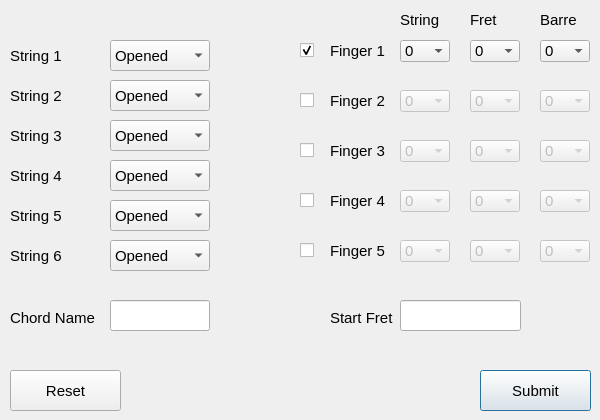
This is src/main_page.ui in Ziro72/GuitarUp as Qt 5 draws it before an edit. The edited form follows.
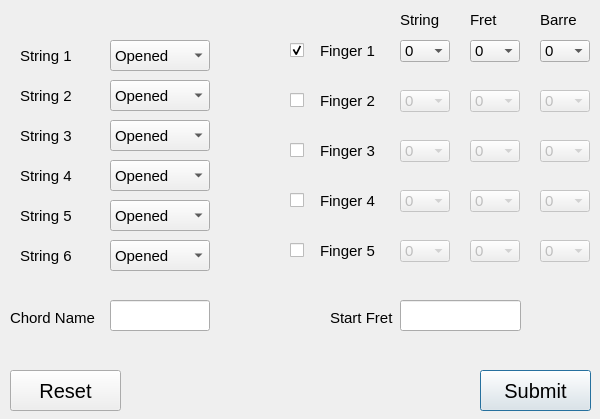
This is the edited form.

Commit message: Interface group fix1

What changed in the file:
```diff
--- a/src/main_page.ui
+++ b/src/main_page.ui
@@ -10,11 +10,19 @@
     <x>0</x>
     <y>0</y>
     <width>600</width>
-    <height>420</height>
+    <height>419</height>
    </rect>
   </property>
+  <property name="font">
+   <font>
+    <pointsize>11</pointsize>
+   </font>
+  </property>
   <property name="windowTitle">
-   <string>Dialog</string>
+   <string>Chord Drawer</string>
+  </property>
+  <property name="sizeGripEnabled">
+   <bool>false</bool>
   </property>
   <widget class="QPushButton" name="submitButton">
    <property name="geometry">
@@ -27,7 +35,9 @@
    </property>
    <property name="font">
     <font>
-     <pointsize>11</pointsize>
+     <pointsize>15</pointsize>
+     <weight>50</weight>
+     <bold>false</bold>
     </font>
    </property>
    <property name="text">
@@ -45,7 +55,7 @@
    </property>
    <property name="font">
     <font>
-     <pointsize>11</pointsize>
+     <pointsize>15</pointsize>
     </font>
    </property>
    <property name="text">
@@ -82,24 +92,6 @@
     </property>
    </item>
   </widget>
-  <widget class="QLabel" name="label">
-   <property name="geometry">
-    <rect>
-     <x>10</x>
-     <y>40</y>
-     <width>60</width>
-     <height>31</height>
-    </rect>
-   </property>
-   <property name="font">
-    <font>
-     <pointsize>11</pointsize>
-    </font>
-   </property>
-   <property name="text">
-    <string>String 1</string>
-   </property>
-  </widget>
   <widget class="QComboBox" name="string2">
    <property name="geometry">
     <rect>
@@ -130,42 +122,6 @@
     </property>
    </item>
   </widget>
-  <widget class="QLabel" name="label_2">
-   <property name="geometry">
-    <rect>
-     <x>10</x>
-     <y>80</y>
-     <width>60</width>
-     <height>31</height>
-    </rect>
-   </property>
-   <property name="font">
-    <font>
-     <pointsize>11</pointsize>
-    </font>
-   </property>
-   <property name="text">
-    <string>String 2</string>
-   </property>
-  </widget>
-  <widget class="QLabel" name="label_3">
-   <property name="geometry">
-    <rect>
-     <x>10</x>
-     <y>120</y>
-     <width>60</width>
-     <height>31</height>
-    </rect>
-   </property>
-   <property name="font">
-    <font>
-     <pointsize>11</pointsize>
-    </font>
-   </property>
-   <property name="text">
-    <string>String 3</string>
-   </property>
-  </widget>
   <widget class="QComboBox" name="string3">
    <property name="geometry">
     <rect>
@@ -226,24 +182,6 @@
     </property>
    </item>
   </widget>
-  <widget class="QLabel" name="label_4">
-   <property name="geometry">
-    <rect>
-     <x>10</x>
-     <y>160</y>
-     <width>60</width>
-     <height>31</height>
-    </rect>
-   </property>
-   <property name="font">
-    <font>
-     <pointsize>11</pointsize>
-    </font>
-   </property>
-   <property name="text">
-    <string>String 4</string>
-   </property>
-  </widget>
   <widget class="QComboBox" name="string5">
    <property name="geometry">
     <rect>
@@ -274,24 +212,6 @@
     </property>
    </item>
   </widget>
-  <widget class="QLabel" name="label_5">
-   <property name="geometry">
-    <rect>
-     <x>10</x>
-     <y>200</y>
-     <width>60</width>
-     <height>31</height>
-    </rect>
-   </property>
-   <property name="font">
-    <font>
-     <pointsize>11</pointsize>
-    </font>
-   </property>
-   <property name="text">
-    <string>String 5</string>
-   </property>
-  </widget>
   <widget class="QComboBox" name="string6">
    <property name="geometry">
     <rect>
@@ -322,42 +242,6 @@
     </property>
    </item>
   </widget>
-  <widget class="QLabel" name="label_6">
-   <property name="geometry">
-    <rect>
-     <x>10</x>
-     <y>240</y>
-     <width>60</width>
-     <height>31</height>
-    </rect>
-   </property>
-   <property name="font">
-    <font>
-     <pointsize>11</pointsize>
-    </font>
-   </property>
-   <property name="text">
-    <string>String 6</string>
-   </property>
-  </widget>
-  <widget class="QLabel" name="label_7">
-   <property name="geometry">
-    <rect>
-     <x>330</x>
-     <y>40</y>
-     <width>60</width>
-     <height>21</height>
-    </rect>
-   </property>
-   <property name="font">
-    <font>
-     <pointsize>11</pointsize>
-    </font>
-   </property>
-   <property name="text">
-    <string>Finger 1</string>
-   </property>
-  </widget>
   <widget class="QComboBox" name="chooseString1">
    <property name="geometry">
     <rect>
@@ -599,27 +483,6 @@
     </property>
    </item>
   </widget>
-  <widget class="QLabel" name="label_8">
-   <property name="enabled">
-    <bool>true</bool>
-   </property>
-   <property name="geometry">
-    <rect>
-     <x>330</x>
-     <y>90</y>
-     <width>60</width>
-     <height>21</height>
-    </rect>
-   </property>
-   <property name="font">
-    <font>
-     <pointsize>11</pointsize>
-    </font>
-   </property>
-   <property name="text">
-    <string>Finger 2</string>
-   </property>
-  </widget>
   <widget class="QComboBox" name="chooseBarreLen2">
    <property name="enabled">
     <bool>false</bool>
@@ -769,27 +632,6 @@
     </property>
    </item>
   </widget>
-  <widget class="QLabel" name="label_9">
-   <property name="enabled">
-    <bool>true</bool>
-   </property>
-   <property name="geometry">
-    <rect>
-     <x>330</x>
-     <y>140</y>
-     <width>60</width>
-     <height>21</height>
-    </rect>
-   </property>
-   <property name="font">
-    <font>
-     <pointsize>11</pointsize>
-    </font>
-   </property>
-   <property name="text">
-    <string>Finger 3</string>
-   </property>
-  </widget>
   <widget class="QComboBox" name="chooseBarreLen3">
    <property name="enabled">
     <bool>false</bool>
@@ -939,27 +781,6 @@
     </property>
    </item>
   </widget>
-  <widget class="QLabel" name="label_10">
-   <property name="enabled">
-    <bool>true</bool>
-   </property>
-   <property name="geometry">
-    <rect>
-     <x>330</x>
-     <y>190</y>
-     <width>60</width>
-     <height>21</height>
-    </rect>
-   </property>
-   <property name="font">
-    <font>
-     <pointsize>11</pointsize>
-    </font>
-   </property>
-   <property name="text">
-    <string>Finger 4</string>
-   </property>
-  </widget>
   <widget class="QComboBox" name="chooseBarreLen4">
    <property name="enabled">
     <bool>false</bool>
@@ -1109,27 +930,6 @@
     </property>
    </item>
   </widget>
-  <widget class="QLabel" name="label_11">
-   <property name="enabled">
-    <bool>true</bool>
-   </property>
-   <property name="geometry">
-    <rect>
-     <x>330</x>
-     <y>240</y>
-     <width>60</width>
-     <height>21</height>
-    </rect>
-   </property>
-   <property name="font">
-    <font>
-     <pointsize>11</pointsize>
-    </font>
-   </property>
-   <property name="text">
-    <string>Finger 5</string>
-   </property>
-  </widget>
   <widget class="QComboBox" name="chooseBarreLen5">
    <property name="enabled">
     <bool>false</bool>
@@ -1304,7 +1104,7 @@
    </property>
    <property name="geometry">
     <rect>
-     <x>300</x>
+     <x>290</x>
      <y>40</y>
      <width>16</width>
      <height>21</height>
@@ -1326,7 +1126,7 @@
    </property>
    <property name="geometry">
     <rect>
-     <x>300</x>
+     <x>290</x>
      <y>90</y>
      <width>16</width>
      <height>21</height>
@@ -1345,7 +1145,7 @@
   <widget class="QCheckBox" name="active3">
    <property name="geometry">
     <rect>
-     <x>300</x>
+     <x>290</x>
      <y>140</y>
      <width>16</width>
      <height>21</height>
@@ -1358,7 +1158,7 @@
   <widget class="QCheckBox" name="active4">
    <property name="geometry">
     <rect>
-     <x>300</x>
+     <x>290</x>
      <y>190</y>
      <width>16</width>
      <height>21</height>
@@ -1371,7 +1171,7 @@
   <widget class="QCheckBox" name="active5">
    <property name="geometry">
     <rect>
-     <x>300</x>
+     <x>290</x>
      <y>240</y>
      <width>16</width>
      <height>21</height>
@@ -1381,6 +1181,260 @@
     <string/>
    </property>
   </widget>
+  <widget class="QGroupBox" name="stringsTitles">
+   <property name="enabled">
+    <bool>true</bool>
+   </property>
+   <property name="geometry">
+    <rect>
+     <x>10</x>
+     <y>30</y>
+     <width>80</width>
+     <height>250</height>
+    </rect>
+   </property>
+   <property name="styleSheet">
+    <string notr="true">QGroupBox { border: none; }</string>
+   </property>
+   <property name="title">
+    <string/>
+   </property>
+   <property name="flat">
+    <bool>false</bool>
+   </property>
+   <property name="checkable">
+    <bool>false</bool>
+   </property>
+   <property name="checked">
+    <bool>false</bool>
+   </property>
+   <widget class="QLabel" name="label">
+    <property name="geometry">
+     <rect>
+      <x>10</x>
+      <y>10</y>
+      <width>60</width>
+      <height>31</height>
+     </rect>
+    </property>
+    <property name="font">
+     <font>
+      <pointsize>11</pointsize>
+     </font>
+    </property>
+    <property name="text">
+     <string>String 1</string>
+    </property>
+   </widget>
+   <widget class="QLabel" name="label_3">
+    <property name="geometry">
+     <rect>
+      <x>10</x>
+      <y>90</y>
+      <width>60</width>
+      <height>31</height>
+     </rect>
+    </property>
+    <property name="font">
+     <font>
+      <pointsize>11</pointsize>
+     </font>
+    </property>
+    <property name="text">
+     <string>String 3</string>
+    </property>
+   </widget>
+   <widget class="QLabel" name="label_5">
+    <property name="geometry">
+     <rect>
+      <x>10</x>
+      <y>170</y>
+      <width>60</width>
+      <height>31</height>
+     </rect>
+    </property>
+    <property name="font">
+     <font>
+      <pointsize>11</pointsize>
+     </font>
+    </property>
+    <property name="text">
+     <string>String 5</string>
+    </property>
+   </widget>
+   <widget class="QLabel" name="label_6">
+    <property name="geometry">
+     <rect>
+      <x>10</x>
+      <y>210</y>
+      <width>60</width>
+      <height>31</height>
+     </rect>
+    </property>
+    <property name="font">
+     <font>
+      <pointsize>11</pointsize>
+     </font>
+    </property>
+    <property name="text">
+     <string>String 6</string>
+    </property>
+   </widget>
+   <widget class="QLabel" name="label_2">
+    <property name="geometry">
+     <rect>
+      <x>10</x>
+      <y>50</y>
+      <width>60</width>
+      <height>31</height>
+     </rect>
+    </property>
+    <property name="font">
+     <font>
+      <pointsize>11</pointsize>
+     </font>
+    </property>
+    <property name="text">
+     <string>String 2</string>
+    </property>
+   </widget>
+   <widget class="QLabel" name="label_4">
+    <property name="geometry">
+     <rect>
+      <x>10</x>
+      <y>130</y>
+      <width>60</width>
+      <height>31</height>
+     </rect>
+    </property>
+    <property name="font">
+     <font>
+      <pointsize>11</pointsize>
+     </font>
+    </property>
+    <property name="text">
+     <string>String 4</string>
+    </property>
+   </widget>
+  </widget>
+  <widget class="QGroupBox" name="fingersTitles">
+   <property name="geometry">
+    <rect>
+     <x>310</x>
+     <y>30</y>
+     <width>80</width>
+     <height>240</height>
+    </rect>
+   </property>
+   <property name="styleSheet">
+    <string notr="true">QGroupBox { border: none; }</string>
+   </property>
+   <property name="title">
+    <string/>
+   </property>
+   <widget class="QLabel" name="label_11">
+    <property name="enabled">
+     <bool>true</bool>
+    </property>
+    <property name="geometry">
+     <rect>
+      <x>10</x>
+      <y>210</y>
+      <width>60</width>
+      <height>21</height>
+     </rect>
+    </property>
+    <property name="font">
+     <font>
+      <pointsize>11</pointsize>
+     </font>
+    </property>
+    <property name="text">
+     <string>Finger 5</string>
+    </property>
+   </widget>
+   <widget class="QLabel" name="label_8">
+    <property name="enabled">
+     <bool>true</bool>
+    </property>
+    <property name="geometry">
+     <rect>
+      <x>10</x>
+      <y>60</y>
+      <width>60</width>
+      <height>21</height>
+     </rect>
+    </property>
+    <property name="font">
+     <font>
+      <pointsize>11</pointsize>
+     </font>
+    </property>
+    <property name="text">
+     <string>Finger 2</string>
+    </property>
+   </widget>
+   <widget class="QLabel" name="label_9">
+    <property name="enabled">
+     <bool>true</bool>
+    </property>
+    <property name="geometry">
+     <rect>
+      <x>10</x>
+      <y>110</y>
+      <width>60</width>
+      <height>21</height>
+     </rect>
+    </property>
+    <property name="font">
+     <font>
+      <pointsize>11</pointsize>
+     </font>
+    </property>
+    <property name="text">
+     <string>Finger 3</string>
+    </property>
+   </widget>
+   <widget class="QLabel" name="label_10">
+    <property name="enabled">
+     <bool>true</bool>
+    </property>
+    <property name="geometry">
+     <rect>
+      <x>10</x>
+      <y>160</y>
+      <width>60</width>
+      <height>21</height>
+     </rect>
+    </property>
+    <property name="font">
+     <font>
+      <pointsize>11</pointsize>
+     </font>
+    </property>
+    <property name="text">
+     <string>Finger 4</string>
+    </property>
+   </widget>
+   <widget class="QLabel" name="label_7">
+    <property name="geometry">
+     <rect>
+      <x>10</x>
+      <y>10</y>
+      <width>60</width>
+      <height>21</height>
+     </rect>
+    </property>
+    <property name="font">
+     <font>
+      <pointsize>11</pointsize>
+     </font>
+    </property>
+    <property name="text">
+     <string>Finger 1</string>
+    </property>
+   </widget>
+  </widget>
  </widget>
  <resources/>
  <connections/>
```
